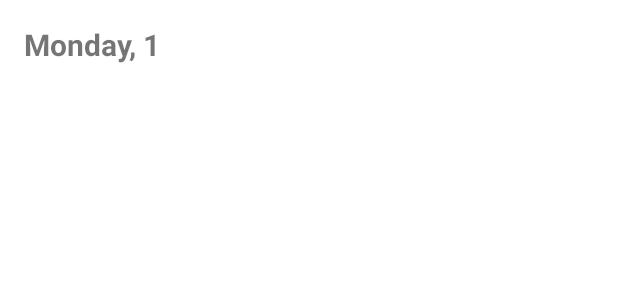
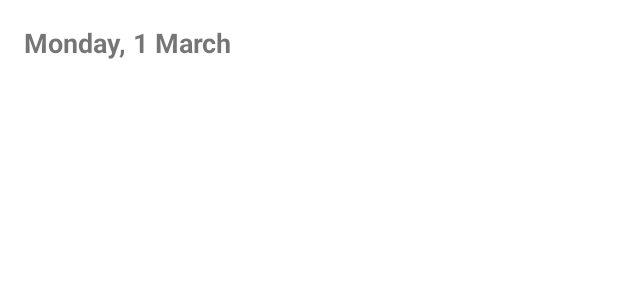
Before and after one commit to mnemo-me/Samantha, an Android app: the layout today_clients_header.xml on its own in the app's theme, with its tools: preview values and no code run, on a phone screen of 412 x 824 dp. Shown: the top 300 px of the screen. Run offline under Robolectric (Android 15) with nearby library versions, the light colour scheme and no system bars.

Commit message:
- today clients header - day schedule header

```diff
--- a/app/src/main/java/com/mnemo/samantha/ui/current_day/TodayFragment.kt
+++ b/app/src/main/java/com/mnemo/samantha/ui/current_day/TodayFragment.kt
@@ -34,7 +34,7 @@ class TodayFragment : Fragment() {
 
         // Create adapter for RecycleView
         val adapter = TodayClientsAdapter()
-
+        adapter.setDate(viewModel.date, viewModel.month, viewModel.dayOfWeek)
         adapter.buttonClickListener = TodayClientsAdapter.ButtonClickListener {  }
 
         binding.todaySchedule.adapter = adapter
--- a/app/src/main/java/com/mnemo/samantha/ui/monthly_schedule/day_schedule/DayScheduleFragment.kt
+++ b/app/src/main/java/com/mnemo/samantha/ui/monthly_schedule/day_schedule/DayScheduleFragment.kt
@@ -50,6 +50,8 @@ class DayScheduleFragment : Fragment() {
 
         // Create adapter for RecycleView
         val adapter = DayScheduleAdapter()
+        adapter.setDate(viewModel.date, viewModel.monthText, viewModel.dayOfWeek)
+
         binding.dayScheduleSchedule.adapter = adapter
 
         // Adapter click listeners
--- a/app/src/main/res/layout/day_schedule_header.xml
+++ b/app/src/main/res/layout/day_schedule_header.xml
@@ -18,14 +18,13 @@
             android:layout_width="wrap_content"
             android:layout_height="wrap_content"
             android:layout_margin="@dimen/default_padding"
-            android:textSize="20sp"
+            android:textSize="18sp"
             android:textStyle="bold"
             android:layout_marginBottom="@dimen/default_padding"
             app:layout_constraintStart_toStartOf="parent"
             app:layout_constraintTop_toTopOf="parent"
             app:layout_constraintBottom_toBottomOf="parent"
-            android:text="Monday, March, 1"
-            tools:text="Monday, March, 1"/>
+            tools:text="Monday, 1 March"/>
 
         <ImageView
             android:id="@+id/day_schedule_edit_button"
--- a/app/src/main/res/layout/today_clients_header.xml
+++ b/app/src/main/res/layout/today_clients_header.xml
@@ -8,17 +8,17 @@
         android:layout_height="wrap_content">
 
         <TextView
+            android:id="@+id/today_clients_header_title"
             android:layout_width="wrap_content"
             android:layout_height="wrap_content"
             android:layout_margin="@dimen/default_padding"
-            android:textSize="20sp"
+            android:textSize="18sp"
             android:textStyle="bold"
             android:layout_marginBottom="@dimen/default_padding"
             app:layout_constraintStart_toStartOf="parent"
             app:layout_constraintTop_toTopOf="parent"
             app:layout_constraintBottom_toBottomOf="parent"
-            android:text="Monday, 1"
-            tools:text="Monday, 1"/>
+            tools:text="Monday, 1 March"/>
 
     </androidx.constraintlayout.widget.ConstraintLayout>
 
--- a/app/src/main/res/values-night/themes.xml
+++ b/app/src/main/res/values-night/themes.xml
@@ -2,7 +2,7 @@
     <!-- Base application theme. -->
     <style name="Theme.Samantha" parent="Theme.MaterialComponents.DayNight.NoActionBar">
         <!-- Primary brand color. -->
-        <item name="colorPrimary">@color/awesome_red</item>
+        <item name="colorPrimary">@color/awesome_orange</item>
         <item name="colorPrimaryVariant">@color/black</item>
         <item name="colorOnPrimary">@color/black</item>
         <!-- Secondary brand color. -->
--- a/app/src/main/res/values/colors.xml
+++ b/app/src/main/res/values/colors.xml
@@ -1,6 +1,10 @@
 <?xml version="1.0" encoding="utf-8"?>
 <resources>
-    <color name="awesome_red">#FF0000</color>
+    <color name="awesome_purple">#727dbf</color>
+    <color name="awesome_orange">#E89271</color>
+    <color name="ash">#a498a4</color>
+    <color name="paint_it_black">#1f242a</color>
+
     <color name="grey_background">#b0bec5</color>
     <color name="blue_background">#90caf9</color>
     <color name="purple_background">#FFBB86FC</color>
--- a/app/src/main/res/values/themes.xml
+++ b/app/src/main/res/values/themes.xml
@@ -2,7 +2,7 @@
     <!-- Base application theme. -->
     <style name="Theme.Samantha" parent="Theme.MaterialComponents.DayNight.NoActionBar">
         <!-- Primary brand color. -->
-        <item name="colorPrimary">@color/awesome_red</item>
+        <item name="colorPrimary">@color/awesome_orange</item>
         <item name="colorPrimaryVariant">@color/black</item>
         <item name="colorOnPrimary">@color/white</item>
         <!-- Secondary brand color. -->
```
Also changed, not shown: app/src/main/java/com/mnemo/samantha/ui/current_day/TodayClientsAdapter.kt (+15 -3 lines), app/src/main/java/com/mnemo/samantha/ui/current_day/TodayViewModel.kt (+9 -10 lines), app/src/main/java/com/mnemo/samantha/ui/monthly_schedule/day_schedule/DayScheduleAdapter.kt (+15 -4 lines), app/src/main/java/com/mnemo/samantha/ui/monthly_schedule/day_schedule/DayScheduleViewModel.kt (+9 -3 lines).
